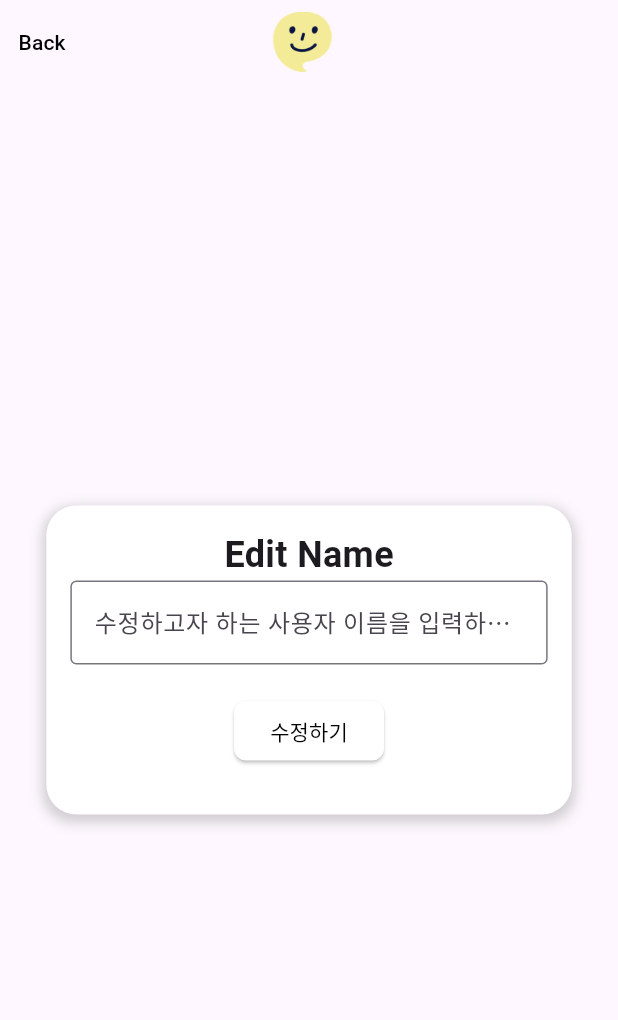
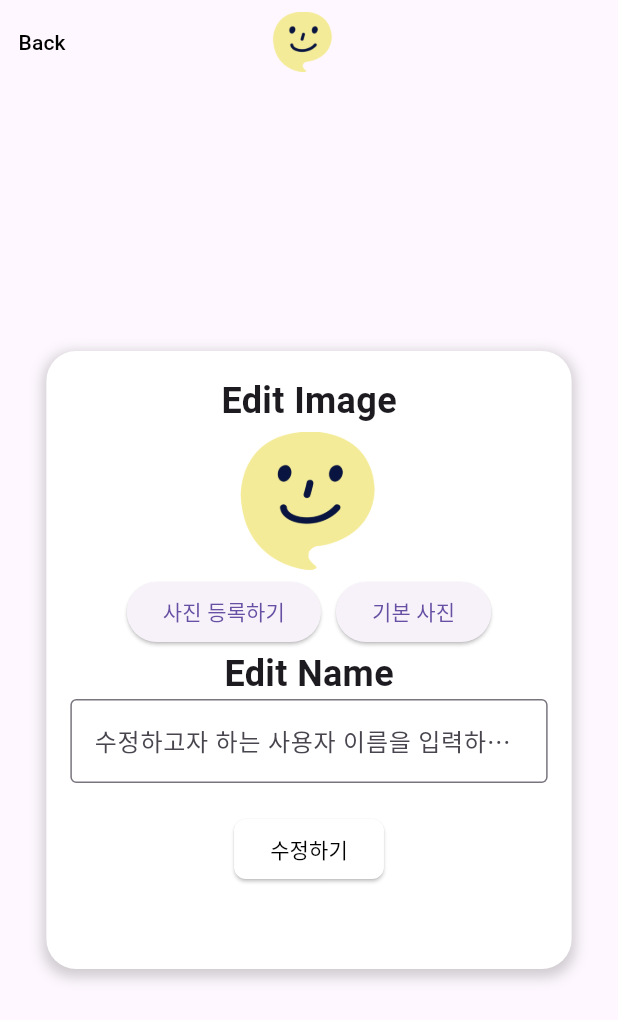
Before and after one commit to bk123477/2024-SolutionChallenge-sMiLe, a Flutter app: the MypageScreenManager screen opened directly, after a tap on "Edit Profile", on a phone screen of 412 x 824 dp. Shown: the top 1020 px of the screen. Run offline on Flutter 3.47's test engine with Material 3 defaults, Android fonts, the phone set to English and light mode, and no system bars; our stand-ins replace cloud_firestore, firebase_auth, firebase_core, firebase_messaging, firebase_storage, flutter_local_notifications and 4 more; accounts and stored records are empty; network calls fail.

Commit message:
feat: User Image Upload

```diff
--- a/lib/screen/part1/init_screen.dart
+++ b/lib/screen/part1/init_screen.dart
@@ -44,6 +44,7 @@ class _InitScreenState extends State<InitScreen> {
   late String _dt4;
   late String _dt5;
   late String _dt6;
+  late String _userImage;
   int flag = 0;
 
   @override
@@ -79,6 +80,7 @@ class _InitScreenState extends State<InitScreen> {
       _dt4 = userData['dt4'] ?? "";
       _dt5 = userData['dt5'] ?? "";
       _dt6 = userData['dt6'] ?? "";
+      _userImage = userData['userImage'] ?? "asset/img/smileimoge.png";
 
       print(email);
       SharedPreferences _prefs = await SharedPreferences.getInstance();
@@ -136,6 +138,7 @@ class _InitScreenState extends State<InitScreen> {
       _prefs.setInt('mission4', _mission4);
       _prefs.setInt('mission5', _mission5);
       _prefs.setInt('mission6', _mission6);
+      _prefs.setString('userImage', _userImage);
       flag = 1;
     } else {
       flag = 0;
--- a/lib/screen/part1/signup_screen2.dart
+++ b/lib/screen/part1/signup_screen2.dart
@@ -61,6 +61,7 @@ class _SignupScreenState extends State<SignupScreen> {
   late int _mission4 = 0;
   late int _mission5 = 0;
   late int _mission6 = 0;
+  late String _userImage;
   bool isInput = true; //false - result
   bool isSignIn = true; //false - SingUp
 
@@ -92,6 +93,7 @@ class _SignupScreenState extends State<SignupScreen> {
       _mission4 = userData['mission4'] ?? 0;
       _mission5 = userData['mission5'] ?? 0;
       _mission6 = userData['mission6'] ?? 0;
+      _userImage = userData['userImage'] ?? "asset/img/smileimoge.png";
 
       SharedPreferences _prefs = await SharedPreferences.getInstance();
       _prefs.setString('userInfo', email);
@@ -140,7 +142,7 @@ class _SignupScreenState extends State<SignupScreen> {
       _prefs.setInt('mission4', _mission4);
       _prefs.setInt('mission5', _mission5);
       _prefs.setInt('mission6', _mission6);
-
+      _prefs.setString('userImage', _userImage);
       flag = 1;
     } else {
       flag = 0;
--- a/lib/screen/part2/edit_profile_screen.dart
+++ b/lib/screen/part2/edit_profile_screen.dart
@@ -1,5 +1,9 @@
+import 'package:cloud_firestore/cloud_firestore.dart';
+import 'package:firebase_storage/firebase_storage.dart';
 import 'package:flutter/material.dart';
+import 'package:image_picker/image_picker.dart';
 import 'package:shared_preferences/shared_preferences.dart';
+import 'dart:io';
 import 'package:smile_front/screen/part2/home_screen.dart'; // 경로는 프로젝트에 맞게 조정하세요.
 
 class EditProfileScreen extends StatefulWidget {
@@ -11,7 +15,62 @@ class EditProfileScreen extends StatefulWidget {
 
 class _EditProfileScreenState extends State<EditProfileScreen> {
   late String _userName;
+  late String _userInfo;
   final _formKey = GlobalKey<FormState>();
+  XFile? _image;
+  final ImagePicker picker = ImagePicker();
+  late String _userImage;
+
+  Future<String?> uploadImage(XFile image, String userEmail) async {
+    try {
+      // 파일 이름 설정 (예: useremail_timestamp.jpg)
+      String fileName = "${_userInfo}.jpg";
+
+      // Firebase Storage에 업로드
+      Reference ref = FirebaseStorage.instance.ref().child('userImages/$fileName');
+      UploadTask uploadTask = ref.putFile(File(image.path));
+
+      // 업로드 완료까지 기다림
+      final TaskSnapshot snapshot = await uploadTask;
+      // 업로드한 파일의 URL 가져오기
+      final String downloadUrl = await snapshot.ref.getDownloadURL();
+      _userImage = downloadUrl;
+      print(_userImage);
+      FirebaseFirestore firestore = FirebaseFirestore.instance;
+      DocumentReference docRef = firestore.collection('users').doc(_userInfo);
+      await docRef.update({
+        'userImage': _userImage,
+      }).then((_){
+        print("Document successfully updated!");
+      });
+      SharedPreferences _prefs = await SharedPreferences.getInstance();
+      _prefs.setString('userImage', downloadUrl);
+      return downloadUrl;
+    } catch (e) {
+      print(e);
+      return "";
+    }
+  }
+
+  @override
+  void initState(){
+    super.initState();
+    getUserInfo();
+  }
+
+  getUserInfo() async {
+    SharedPreferences _prefs = await SharedPreferences.getInstance();
+    setState(() {
+      _userInfo = _prefs.getString('userInfo')!;
+    });
+  }
+  setDefaultImage() async {
+    SharedPreferences _prefs = await SharedPreferences.getInstance();
+    setState(() {
+      _userImage = "asset/img/smileimoge.png";
+      _prefs.setString('userImage', _userImage);
+    });
+  }
 
   editName() async {
     SharedPreferences _prefs = await SharedPreferences.getInstance();
@@ -19,8 +78,38 @@ class _EditProfileScreenState extends State<EditProfileScreen> {
     Navigator.pop(context); // 저장 후 이전 화면으로 돌아가기
   }
 
+  Future getImage(ImageSource imageSource) async {
+    final XFile? pickedFile = await picker.pickImage(source: imageSource);
+    if (pickedFile != null){
+      setState(() {
+        _image = XFile(pickedFile.path);
+      });
+    }
+  }
+
+  Widget _buildPhotoArea(){
+    if (_image != null) {
+      return Container(
+        width: 100, height: 100,
+        child: ClipOval(
+          child: Image.file(File(_image!.path)),
+        ),
+      );
+    } else {
+      return Container(
+        width: 100, height: 100,
+        child: ClipOval(
+          child: Image.asset(
+            'asset/img/smileimoge.png',
+          ),
+        ),
+      );
+    }
+  }
+
   @override
   Widget build(BuildContext context) {
+
     return Scaffold(
       appBar: AppBar(
         automaticallyImplyLeading: false,
@@ -39,7 +128,7 @@ class _EditProfileScreenState extends State<EditProfileScreen> {
       body: Center(
         child: Container(
           width: MediaQuery.of(context).size.width * 0.85, // 화면 너비의 85%
-          height: MediaQuery.of(context).size.width * 0.5, // 화면 너비의 85%
+          height: MediaQuery.of(context).size.width, // 화면 너비의 85%
           padding: EdgeInsets.all(16),
           decoration: BoxDecoration(
             color: Colors.white,
@@ -55,8 +144,37 @@ class _EditProfileScreenState extends State<EditProfileScreen> {
           ),
           child: Form(
             key: _formKey,
+            child: SingleChildScrollView(
               child: Column(
                 children: [
+                  Text(
+                    'Edit Image',
+                    style: TextStyle(
+                      fontSize: 24, // 크기를 키움
+                      fontWeight: FontWeight.bold, // 볼드 처리
+                    ),
+                  ),
+                  _buildPhotoArea(),
+                  Row(
+                    mainAxisAlignment: MainAxisAlignment.center,
+                    children: [
+                      ElevatedButton(
+                        onPressed: (){
+                          getImage(ImageSource.gallery);
+                        },
+                        child: Text("사진 등록하기"),
+                      ),
+                      SizedBox(
+                        width: 10,
+                      ),
+                      ElevatedButton(
+                        onPressed: (){
+                          setDefaultImage();
+                        },
+                        child: Text("기본 사진"),
+                      )
+                    ],
+                  ),
                   Text(
                     'Edit Name',
                     style: TextStyle(
@@ -84,6 +202,7 @@ class _EditProfileScreenState extends State<EditProfileScreen> {
                       if (_formKey.currentState?.validate() ?? false) {
                         _formKey.currentState?.save();
                         editName();
+                        uploadImage(_image!, _userInfo);
                       }
                     },
                     child: Text('수정하기'),
@@ -96,6 +215,7 @@ class _EditProfileScreenState extends State<EditProfileScreen> {
                   ),
                 ],
               ),
+            )
           ),
         ),
       ),
--- a/lib/screen/part2/profile_section_widget2.dart
+++ b/lib/screen/part2/profile_section_widget2.dart
@@ -34,6 +34,7 @@ class _ProfileSectionWidgetState extends State<ProfileSectionWidget> {
   late String _dt4;
   late String _dt5;
   late String _dt6;
+  late String _userImage = "asset/img/smileimoge.png";
 
   @override
   void initState(){
@@ -50,7 +51,7 @@ class _ProfileSectionWidgetState extends State<ProfileSectionWidget> {
       _userName = prefs.getString('userName') ?? 'No User Info';
     });
     setState(() {
-      _userScore = prefs.getInt('userScore')!;
+      _userScore = prefs.getInt('userScore')?? 0;
     });
     setState(() {
       _medications = prefs.getStringList('medications') ?? ['hi'];
@@ -109,6 +110,9 @@ class _ProfileSectionWidgetState extends State<ProfileSectionWidget> {
     setState(() {
       _dt6 = prefs.getString('dt6') ?? "";
     });
+    setState(() {
+      _userImage = prefs.getString('userImage') ?? "asset/img/smileimoge.png";
+    });
   }
 
   _clearUserInfo() async {
@@ -137,17 +141,27 @@ class _ProfileSectionWidgetState extends State<ProfileSectionWidget> {
       'dt4': _dt4,
       'dt5': _dt5,
       'dt6': _dt6,
+      'userImage': _userImage,
     });
     prefs.clear();
-    // setState(() {
-    //   _userInfo = "";
-    //   _userName = "";
-    //   _userScore = 0;
-    // });
+    setState(() {
+      _userInfo = "";
+      _userName = "";
+      _userScore = 0;
+    });
   }
 
   @override
   Widget build(BuildContext context) {
+    _getUserInfo();
+    Widget imageWidget;
+
+    if (_userImage == null || _userImage == "asset/img/smileimoge.png"){
+      imageWidget = Image.asset(_userImage, fit: BoxFit.cover,);
+    } else {
+      imageWidget = Image.network(_userImage, fit: BoxFit.cover);
+    }
+
     return Container(
       width: double.infinity, // 컨테이너 너비 확장
       padding: EdgeInsets.all(16),
@@ -165,9 +179,16 @@ class _ProfileSectionWidgetState extends State<ProfileSectionWidget> {
       ),
       child: Column(
         children: [
-          CircleAvatar(
-            backgroundImage: AssetImage('asset/img/smileimoge.png'),
-            radius: 40,
+          // CircleAvatar(
+          //   backgroundImage: AssetImage('asset/img/smileimoge.png'),
+          //   radius: 40,
+          // ),
+          Container(
+            width: 100,
+            height: 100,
+            child: ClipOval(
+              child: imageWidget,
+            ),
           ),
           SizedBox(height: 8),
           Text(
--- a/pubspec.yaml
+++ b/pubspec.yaml
@@ -40,6 +40,7 @@ dependencies:
   firebase_storage: ^11.0.15
   firebase_messaging: ^14.7.16
   flutter_local_notifications: ^16.3.2
+  image_picker: ^1.0.7
 
 
   # The following adds the Cupertino Icons font to your application.
```
Also changed, not shown: pubspec.lock. Lines whose indentation alone changed are shown as unchanged.
